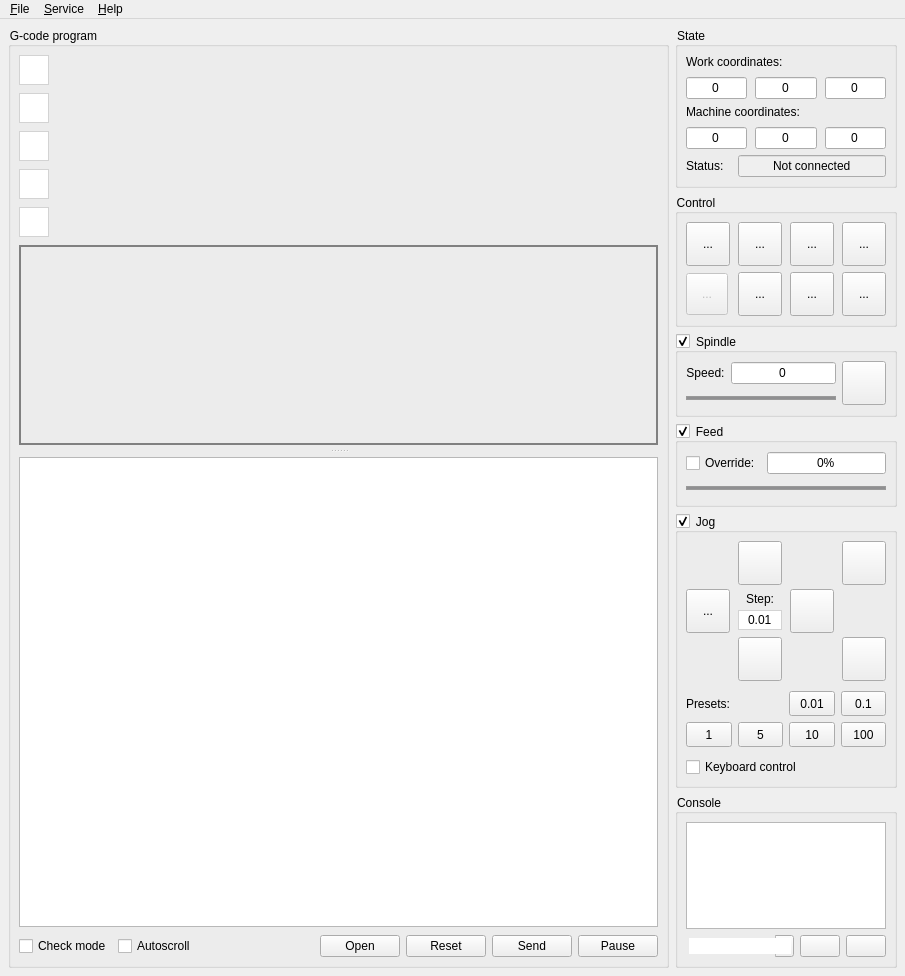
Before: the Qt Designer form frmmain.ui in Denvi/Candle, drawn with Qt 5.
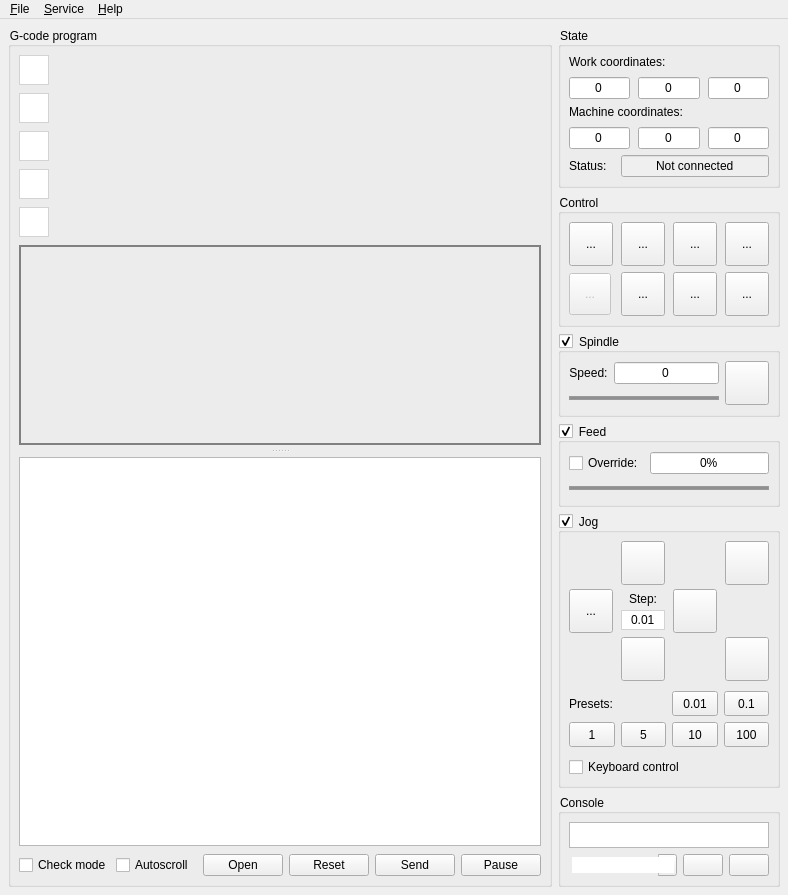
After: the same form once the commit is applied. Icons and pictures are not drawn. Custom widgets are drawn as their Qt base class.

Diff of the .ui file:
```diff
--- a/frmmain.ui
+++ b/frmmain.ui
@@ -6,8 +6,8 @@
    <rect>
     <x>0</x>
     <y>0</y>
-    <width>905</width>
-    <height>976</height>
+    <width>788</width>
+    <height>891</height>
    </rect>
   </property>
   <property name="palette">
@@ -1935,8 +1935,8 @@
     <rect>
      <x>0</x>
      <y>0</y>
-     <width>905</width>
-     <height>26</height>
+     <width>788</width>
+     <height>21</height>
     </rect>
    </property>
    <widget class="QMenu" name="mnuFile">
```
